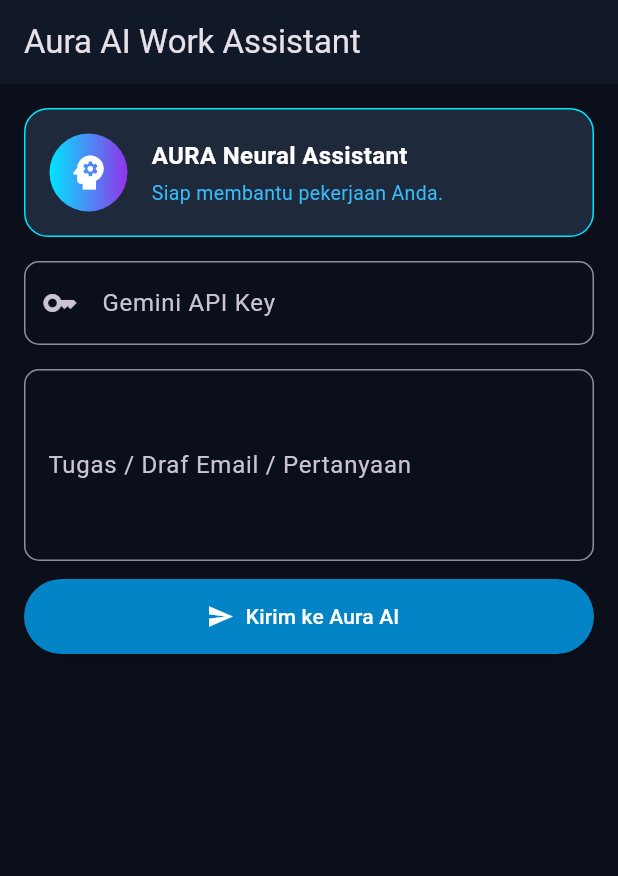
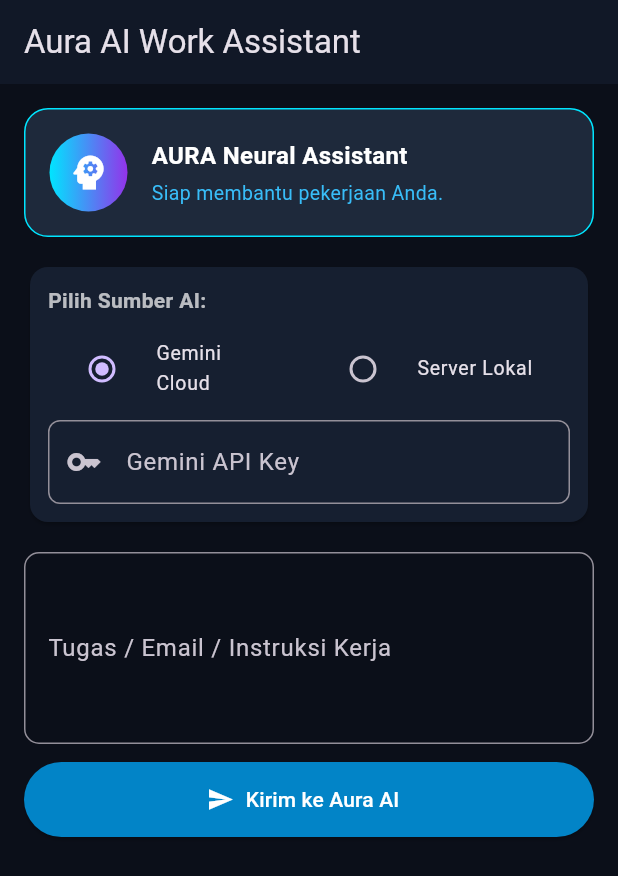
Before and after one commit to Kmpsnr26/arttificual, a Flutter app: the screen it shows after launch, on a phone screen of 412 x 824 dp. Shown: the top 876 px of the screen. Run offline on Flutter 3.47's test engine with Material 3 defaults, Android fonts, the phone set to English and light mode, and no system bars.

Commit message:
Refactor AI request logic and improve UI elements
Refactor AI request handling to support both Gemini Cloud and local Ollama. Update UI elements for better user experience and status display.

```diff
--- a/.github/workflows/lib/main.dart
+++ b/.github/workflows/lib/main.dart
@@ -30,30 +30,56 @@ class DashboardScreen extends StatefulWidget {
   State<DashboardScreen> createState() => _DashboardScreenState();
 }
 
+enum AiProvider { geminiCloud, localOllama }
+
 class _DashboardScreenState extends State<DashboardScreen> {
+  AiProvider _selectedProvider = AiProvider.geminiCloud;
+
   final TextEditingController _apiKeyController = TextEditingController();
+  final TextEditingController _localUrlController = TextEditingController(text: "http://localhost:11434");
+  final TextEditingController _localModelController = TextEditingController(text: "llama3");
   final TextEditingController _inputController = TextEditingController();
 
   String _assistantStatus = "Siap membantu pekerjaan Anda.";
   String _aiResponse = "";
   bool _isLoading = false;
 
-  Future<void> _askGemini(String prompt) async {
-    final apiKey = _apiKeyController.text.trim();
-    if (apiKey.isEmpty) {
-      ScaffoldMessenger.of(context).showSnackBar(
-        const SnackBar(content: Text('Harap masukkan Gemini API Key terlebih dahulu.')),
-      );
-      return;
-    }
+  Future<void> _processRequest(String prompt) async {
+    if (prompt.trim().isEmpty) return;
 
     setState(() {
       _isLoading = true;
-      _assistantStatus = "Aura sedang berpikir dan menganalisis data...";
+      _assistantStatus = _selectedProvider == AiProvider.geminiCloud
+          ? "Aura sedang menghubungi Gemini Cloud..."
+          : "Aura sedang memproses di Server Lokal...";
       _aiResponse = "";
     });
 
     try {
+      if (_selectedProvider == AiProvider.geminiCloud) {
+        await _askGemini(prompt);
+      } else {
+        await _askLocalOllama(prompt);
+      }
+    } catch (e) {
+      setState(() {
+        _assistantStatus = "Gagal terhubung ke AI.";
+        _aiResponse = "Error: $e";
+      });
+    } finally {
+      setState(() {
+        _isLoading = false;
+      });
+    }
+  }
+
+  // Panggilan ke Google Gemini
+  Future<void> _askGemini(String prompt) async {
+    final apiKey = _apiKeyController.text.trim();
+    if (apiKey.isEmpty) {
+      throw Exception('Kunci API Gemini belum diisi.');
+    }
+
     final url = Uri.parse(
       'https://generativelanguage.googleapis.com/v1beta/models/gemini-1.5-flash:generateContent?key=$apiKey',
     );
@@ -65,9 +91,7 @@ class _DashboardScreenState extends State<DashboardScreen> {
         'contents': [
           {
             'parts': [
-                {
-                  'text': 'Anda adalah Aura, asisten kerja cerdas adaptif. Bantu tugas berikut secara profesional, ringkas, dan jelas:\n\n$prompt'
-                }
+              {'text': 'Anda adalah Aura AI. Bantu tugas berikut secara ringkas dan profesional:\n\n$prompt'}
             ]
           }
         ]
@@ -79,23 +103,40 @@ class _DashboardScreenState extends State<DashboardScreen> {
       final text = data['candidates'][0]['content']['parts'][0]['text'];
       setState(() {
         _aiResponse = text;
-          _assistantStatus = "Tugas berhasil diselesaikan.";
+        _assistantStatus = "Tugas selesai (via Gemini Cloud).";
       });
     } else {
+      throw Exception('Gemini API Error (${res.statusCode}): ${res.body}');
+    }
+  }
+
+  // Panggilan ke Server Lokal (Ollama)
+  Future<void> _askLocalOllama(String prompt) async {
+    String baseUrl = _localUrlController.text.trim();
+    if (baseUrl.endsWith('/')) baseUrl = baseUrl.substring(0, baseUrl.length - 1);
+    final modelName = _localModelController.text.trim();
+
+    final url = Uri.parse('$baseUrl/api/generate');
+
+    final res = await http.post(
+      url,
+      headers: {'Content-Type': 'application/json'},
+      body: jsonEncode({
+        'model': modelName.isEmpty ? 'llama3' : modelName,
+        'prompt': 'Anda adalah Aura AI. Bantu tugas berikut secara profesional:\n\n$prompt',
+        'stream': false,
+      }),
+    );
+
+    if (res.statusCode == 200) {
+      final data = jsonDecode(res.body);
+      final text = data['response'];
       setState(() {
-          _assistantStatus = "Terjadi kesalahan API (${res.statusCode})";
-          _aiResponse = "Detail error: ${res.body}";
+        _aiResponse = text;
+        _assistantStatus = "Tugas selesai (via Server Lokal: $modelName).";
       });
-      }
-    } catch (e) {
-      setState(() {
-        _assistantStatus = "Gagal terhubung ke AI.";
-        _aiResponse = "Error: $e";
-      });
-    } finally {
-      setState(() {
-        _isLoading = false;
-      });
+    } else {
+      throw Exception('Server Lokal Error (${res.statusCode}): Pastikan Ollama aktif di $baseUrl');
     }
   }
 
@@ -112,11 +153,8 @@ class _DashboardScreenState extends State<DashboardScreen> {
           child: Column(
             crossAxisAlignment: CrossAxisAlignment.stretch,
             children: [
-              // Avatar Header
-              Semantics(
-                liveRegion: true,
-                label: 'Status Asisten AI: $_assistantStatus',
-                child: Container(
+              // Avatar Status Header
+              Container(
                 padding: const EdgeInsets.all(16),
                 decoration: BoxDecoration(
                   color: const Color(0xFF1E293B),
@@ -162,48 +200,109 @@ class _DashboardScreenState extends State<DashboardScreen> {
                   ],
                 ),
               ),
-              ),
               const SizedBox(height: 16),
 
-              // Input API Key
+              // Pilihan Mode Server (Cloud vs Lokal)
+              Card(
+                color: const Color(0xFF161F30),
+                shape: RoundedRectangleBorder(borderRadius: BorderRadius.circular(12)),
+                child: Padding(
+                  padding: const EdgeInsets.all(12),
+                  child: Column(
+                    crossAxisAlignment: CrossAxisAlignment.start,
+                    children: [
+                      const Text(
+                        "Pilih Sumber AI:",
+                        style: TextStyle(fontWeight: FontWeight.bold, color: Colors.white70),
+                      ),
+                      const SizedBox(height: 8),
+                      Row(
+                        children: [
+                          Expanded(
+                            child: RadioListTile<AiProvider>(
+                              title: const Text("Gemini Cloud", style: TextStyle(fontSize: 13)),
+                              value: AiProvider.geminiCloud,
+                              groupValue: _selectedProvider,
+                              onChanged: (val) => setState(() => _selectedProvider = val!),
+                            ),
+                          ),
+                          Expanded(
+                            child: RadioListTile<AiProvider>(
+                              title: const Text("Server Lokal", style: TextStyle(fontSize: 13)),
+                              value: AiProvider.localOllama,
+                              groupValue: _selectedProvider,
+                              onChanged: (val) => setState(() => _selectedProvider = val!),
+                            ),
+                          ),
+                        ],
+                      ),
+                      const SizedBox(height: 6),
+
+                      // Field input sesuai mode yang dipilih
+                      if (_selectedProvider == AiProvider.geminiCloud)
                         TextField(
                           controller: _apiKeyController,
                           obscureText: true,
                           decoration: InputDecoration(
                             labelText: 'Gemini API Key',
-                  hintText: 'Tempel AI Studio Key di sini...',
-                  border: OutlineInputBorder(borderRadius: BorderRadius.circular(10)),
+                            hintText: 'Tempel AI Studio Key...',
+                            border: OutlineInputBorder(borderRadius: BorderRadius.circular(8)),
                             prefixIcon: const Icon(Icons.key),
+                          ),
+                        )
+                      else ...[
+                        TextField(
+                          controller: _localUrlController,
+                          decoration: InputDecoration(
+                            labelText: 'URL Server Lokal',
+                            hintText: 'http://localhost:11434',
+                            border: OutlineInputBorder(borderRadius: BorderRadius.circular(8)),
+                            prefixIcon: const Icon(Icons.dns),
+                          ),
+                        ),
+                        const SizedBox(height: 10),
+                        TextField(
+                          controller: _localModelController,
+                          decoration: InputDecoration(
+                            labelText: 'Nama Model Lokal',
+                            hintText: 'llama3 / mistral / deepseek-r1',
+                            border: OutlineInputBorder(borderRadius: BorderRadius.circular(8)),
+                            prefixIcon: const Icon(Icons.memory),
+                          ),
+                        ),
+                      ],
+                    ],
+                  ),
                 ),
               ),
               const SizedBox(height: 16),
 
-              // Input Tugas
+              // Kolom Input Tugas
               TextField(
                 controller: _inputController,
                 maxLines: 4,
                 decoration: InputDecoration(
-                  labelText: 'Tugas / Draf Email / Pertanyaan',
-                  hintText: 'Contoh: Buatkan balasan email konfirmasi rapat proyek dengan ramah...',
+                  labelText: 'Tugas / Email / Instruksi Kerja',
+                  hintText: 'Tuliskan tugas pekerjaan atau pesan email di sini...',
                   border: OutlineInputBorder(borderRadius: BorderRadius.circular(10)),
                 ),
               ),
               const SizedBox(height: 12),
 
-              // Tombol Kirim
+              // Tombol Eksekusi
               ElevatedButton.icon(
                 style: ElevatedButton.styleFrom(
                   backgroundColor: const Color(0xFF0284C7),
                   foregroundColor: Colors.white,
                   minimumSize: const Size(double.infinity, 50),
                 ),
-                onPressed: _isLoading ? null : () => _askGemini(_inputController.text),
+                onPressed: _isLoading ? null : () => _processRequest(_inputController.text),
                 icon: const Icon(Icons.send),
                 label: const Text('Kirim ke Aura AI'),
               ),
               const SizedBox(height: 20),
 
-              // Hasil Output
+              // Area Hasil Respons
               if (_aiResponse.isNotEmpty)
                 Container(
                   padding: const EdgeInsets.all(16),
@@ -215,7 +314,7 @@ class _DashboardScreenState extends State<DashboardScreen> {
                     crossAxisAlignment: CrossAxisAlignment.start,
                     children: [
                       const Text(
-                        '💡 Hasil Analisis & Respons:',
+                        '💡 Hasil Analisis & Solusi:',
                         style: TextStyle(fontWeight: FontWeight.bold, color: Color(0xFF38BDF8)),
                       ),
                       const Divider(color: Colors.white24),
```
Lines whose indentation alone changed are shown as unchanged.
